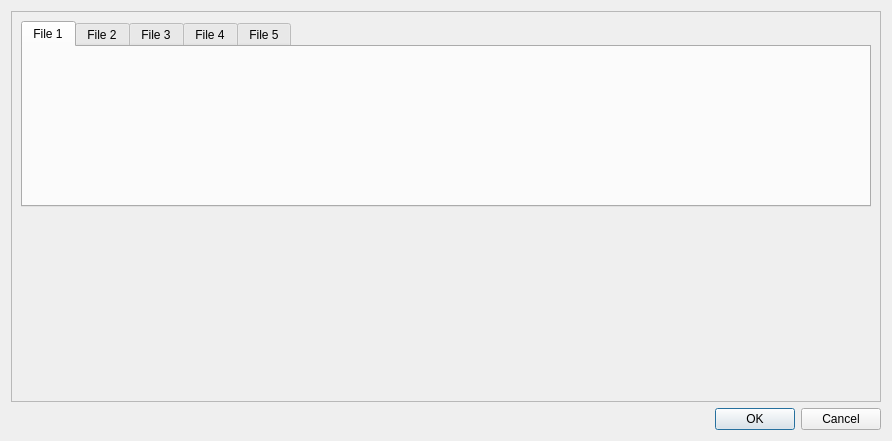
Qt form path_to_path/read_file_dialog/read_file_dialog.ui (peace2017/path_to_path) before a commit.
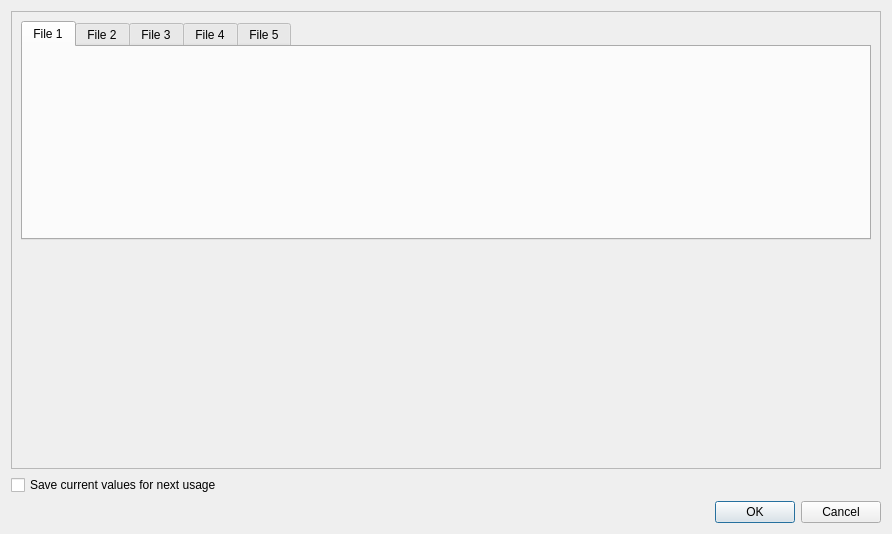
The same form after that commit. Custom widgets are drawn as their Qt base class.

```diff
--- a/path_to_path/read_file_dialog/read_file_dialog.ui
+++ b/path_to_path/read_file_dialog/read_file_dialog.ui
@@ -7,7 +7,7 @@
     <x>0</x>
     <y>0</y>
     <width>892</width>
-    <height>441</height>
+    <height>534</height>
    </rect>
   </property>
   <property name="windowTitle">
@@ -31,7 +31,7 @@
         <x>0</x>
         <y>0</y>
         <width>872</width>
-        <height>388</height>
+        <height>453</height>
        </rect>
       </property>
       <layout class="QGridLayout" name="gridLayout_4">
@@ -109,7 +109,7 @@
      </widget>
     </widget>
    </item>
-   <item row="1" column="0">
+   <item row="2" column="0">
     <widget class="QDialogButtonBox" name="buttonBox">
      <property name="orientation">
       <enum>Qt::Horizontal</enum>
@@ -119,6 +119,13 @@
      </property>
     </widget>
    </item>
+   <item row="1" column="0">
+    <widget class="QCheckBox" name="checkBox">
+     <property name="text">
+      <string>Save current values for next usage</string>
+     </property>
+    </widget>
+   </item>
   </layout>
  </widget>
  <customwidgets>
```
